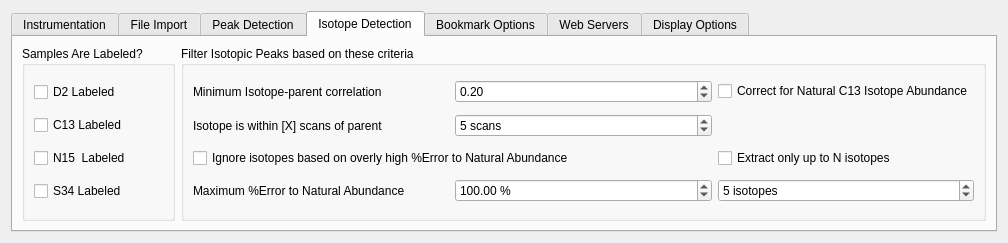
Before: the Qt Designer form src/maven/forms/settingsform.ui in eugenemel/maven, drawn with Qt 5.
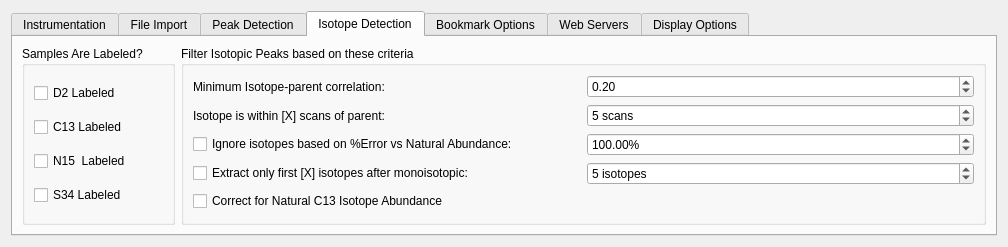
After: the same form once the commit is applied. The open tabs and pages were chosen to show the change. Icons and pictures are not drawn.

Commit message: Issue 130: Adjust layout of components for readability.

Patch:
```diff
--- a/src/maven/forms/settingsform.ui
+++ b/src/maven/forms/settingsform.ui
@@ -7,7 +7,7 @@
     <x>0</x>
     <y>0</y>
     <width>1008</width>
-    <height>243</height>
+    <height>246</height>
    </rect>
   </property>
   <property name="sizePolicy">
@@ -20,7 +20,7 @@
    <string>Options</string>
   </property>
   <layout class="QGridLayout" name="gridLayout">
-   <item row="1" column="0">
+   <item row="0" column="0">
     <widget class="QTabWidget" name="tabWidget">
      <property name="sizePolicy">
       <sizepolicy hsizetype="Expanding" vsizetype="Expanding">
@@ -513,13 +513,6 @@
           <string>Filter Isotopic Peaks based on these criteria</string>
          </property>
          <layout class="QGridLayout" name="gridLayout_4">
-          <item row="0" column="0">
-           <widget class="QLabel" name="label">
-            <property name="text">
-             <string>Minimum Isotope-parent correlation</string>
-            </property>
-           </widget>
-          </item>
           <item row="0" column="1">
            <widget class="QDoubleSpinBox" name="minIsotopicCorrelation">
             <property name="minimum">
@@ -539,14 +532,30 @@
           <item row="1" column="0">
            <widget class="QLabel" name="label_11">
             <property name="text">
-             <string>Isotope is within [X] scans of parent</string>
+             <string>Isotope is within [X] scans of parent:</string>
             </property>
            </widget>
           </item>
-          <item row="3" column="0">
-           <widget class="QLabel" name="label_10">
+          <item row="4" column="1">
+           <widget class="QSpinBox" name="spnMaxIsotopesToExtract">
+            <property name="suffix">
+             <string> isotopes</string>
+            </property>
+            <property name="minimum">
+             <number>1</number>
+            </property>
+            <property name="maximum">
+             <number>999999999</number>
+            </property>
+            <property name="value">
+             <number>5</number>
+            </property>
+           </widget>
+          </item>
+          <item row="0" column="0">
+           <widget class="QLabel" name="label">
             <property name="text">
-             <string>Maximum %Error to Natural Abundance</string>
+             <string>Minimum Isotope-parent correlation:</string>
             </property>
            </widget>
           </item>
@@ -572,7 +581,7 @@
              <string/>
             </property>
             <property name="suffix">
-             <string> %</string>
+             <string>%</string>
             </property>
             <property name="decimals">
              <number>2</number>
@@ -588,43 +597,27 @@
             </property>
            </widget>
           </item>
-          <item row="0" column="2">
+          <item row="4" column="0">
+           <widget class="QCheckBox" name="chkExtractNIsotopes">
+            <property name="text">
+             <string>Extract only first [X] isotopes after monoisotopic:</string>
+            </property>
+           </widget>
+          </item>
+          <item row="3" column="0">
+           <widget class="QCheckBox" name="chkIgnoreNaturalAbundance">
+            <property name="text">
+             <string>Ignore isotopes based on %Error vs Natural Abundance:</string>
+            </property>
+           </widget>
+          </item>
+          <item row="5" column="0">
            <widget class="QCheckBox" name="isotopeC13Correction">
             <property name="text">
              <string>Correct for Natural C13 Isotope Abundance</string>
             </property>
            </widget>
           </item>
-          <item row="2" column="0" colspan="2">
-           <widget class="QCheckBox" name="chkIgnoreNaturalAbundance">
-            <property name="text">
-             <string>Ignore isotopes based on overly high %Error to Natural Abundance</string>
-            </property>
-           </widget>
-          </item>
-          <item row="2" column="2">
-           <widget class="QCheckBox" name="chkExtractNIsotopes">
-            <property name="text">
-             <string>Extract only up to N isotopes</string>
-            </property>
-           </widget>
-          </item>
-          <item row="3" column="2">
-           <widget class="QSpinBox" name="spnMaxIsotopesToExtract">
-            <property name="suffix">
-             <string> isotopes</string>
-            </property>
-            <property name="minimum">
-             <number>1</number>
-            </property>
-            <property name="maximum">
-             <number>999999999</number>
-            </property>
-            <property name="value">
-             <number>5</number>
-            </property>
-           </widget>
-          </item>
          </layout>
         </widget>
        </item>
```
